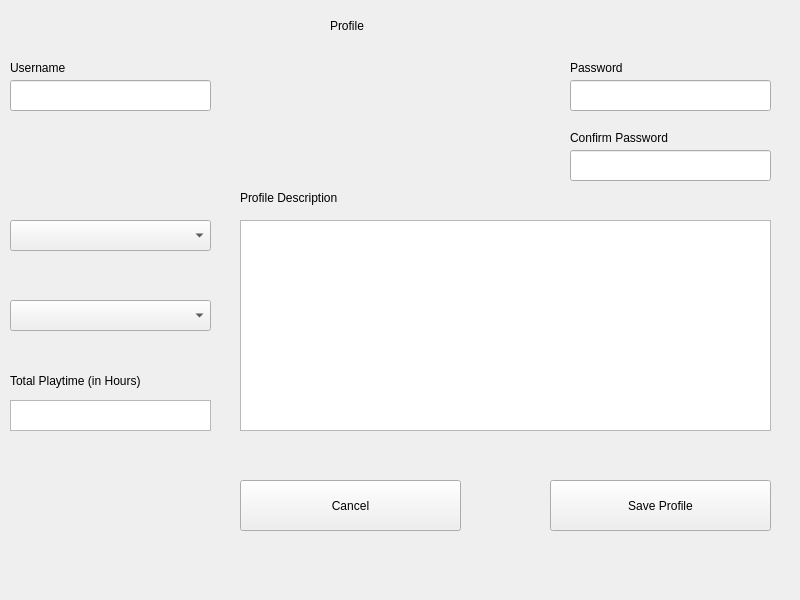
TeamUp-Bummers/TeamFinder, file TeamFinder/userprofile.ui: the form before one commit.
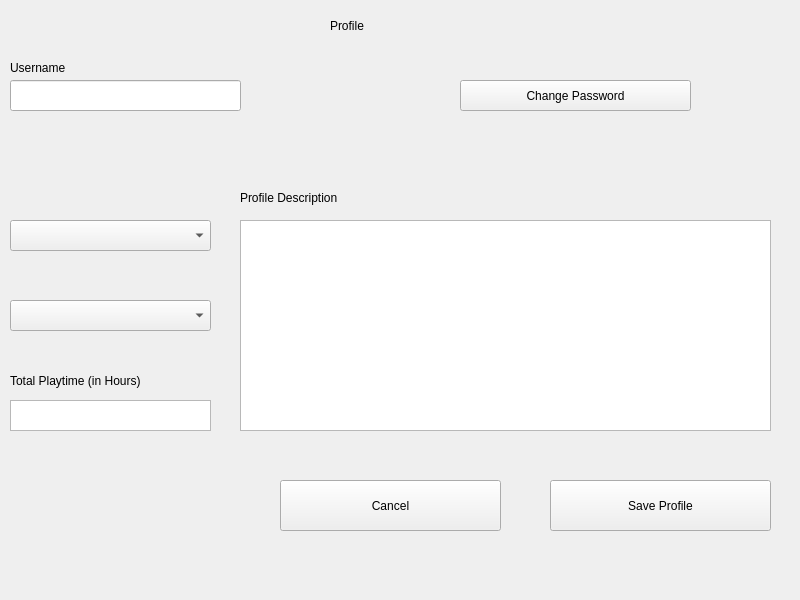
The form after the commit.

The edit to the form file:
```diff
--- a/TeamFinder/userprofile.ui
+++ b/TeamFinder/userprofile.ui
@@ -30,7 +30,7 @@
    <widget class="QPushButton" name="CancelOut">
     <property name="geometry">
      <rect>
-      <x>240</x>
+      <x>280</x>
       <y>480</y>
       <width>221</width>
       <height>51</height>
@@ -117,27 +117,7 @@
      <rect>
       <x>10</x>
       <y>80</y>
-      <width>201</width>
-      <height>31</height>
-     </rect>
-    </property>
-   </widget>
-   <widget class="QLineEdit" name="Password">
-    <property name="geometry">
-     <rect>
-      <x>570</x>
-      <y>80</y>
-      <width>201</width>
-      <height>31</height>
-     </rect>
-    </property>
-   </widget>
-   <widget class="QLineEdit" name="ConfirmP">
-    <property name="geometry">
-     <rect>
-      <x>570</x>
-      <y>150</y>
-      <width>201</width>
+      <width>231</width>
       <height>31</height>
      </rect>
     </property>
@@ -168,30 +148,17 @@
      <string>Username</string>
     </property>
    </widget>
-   <widget class="QLabel" name="label_5">
+   <widget class="QPushButton" name="pushButton">
     <property name="geometry">
      <rect>
-      <x>570</x>
-      <y>60</y>
-      <width>111</width>
-      <height>16</height>
+      <x>460</x>
+      <y>80</y>
+      <width>231</width>
+      <height>31</height>
      </rect>
     </property>
     <property name="text">
-     <string>Password</string>
-    </property>
-   </widget>
-   <widget class="QLabel" name="label_6">
-    <property name="geometry">
-     <rect>
-      <x>570</x>
-      <y>130</y>
-      <width>111</width>
-      <height>16</height>
-     </rect>
-    </property>
-    <property name="text">
-     <string>Confirm Password</string>
+     <string>Change Password</string>
     </property>
    </widget>
   </widget>
```
